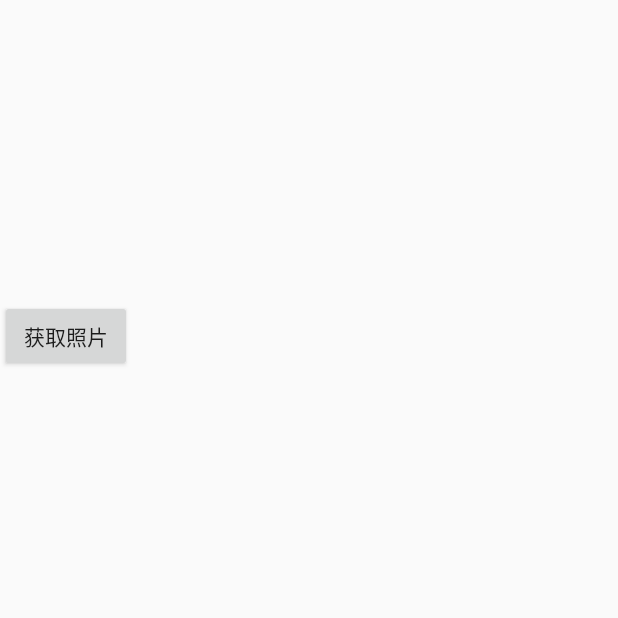
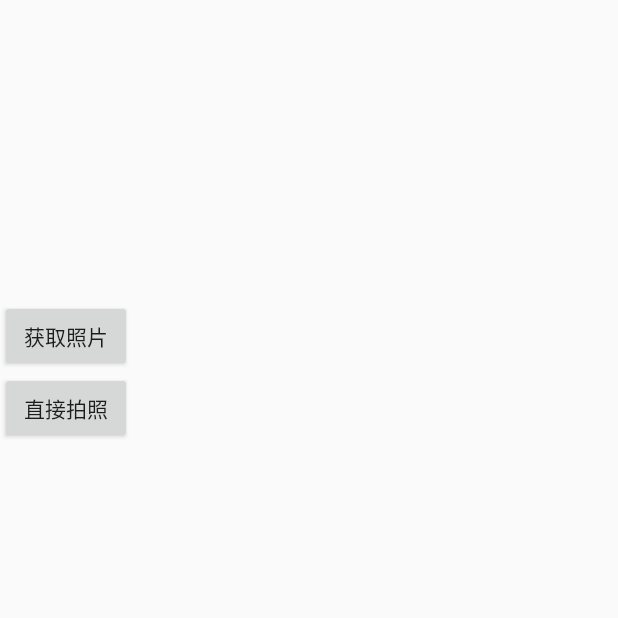
Before and after one commit to GuchaoGit/mytest, an Android app: the ImagePickerTest screen opened directly, with no data from a screen before it, on a phone screen of 412 x 824 dp, the top half of it. Run offline under Robolectric (Android 15) with nearby library versions, the phone set to English and light mode, and no system bars; libraries missing offline, so code that uses them is left out: com.mylhyl.acp; 1 statement that could not run was skipped.

Commit message:
ImagePicker 优化

```diff
--- a/app/src/main/res/layout/aty_imagepicker_test.xml
+++ b/app/src/main/res/layout/aty_imagepicker_test.xml
@@ -16,4 +16,11 @@
         android:text="获取照片"
         />
 
+    <Button
+        android:id="@+id/btn_imagepickertest_take_pic"
+        android:layout_width="wrap_content"
+        android:layout_height="wrap_content"
+        android:layout_below="@+id/btn_imagepickertest"
+        android:text="直接拍照" />
+
 </RelativeLayout>
```
Also changed, not shown: app/src/main/java/com/example/hardcattle/Utils/GlideImageLoader.java (+15 -4 lines), app/src/main/java/com/example/hardcattle/myapplication/ImagePickerTest.java (+27 -2 lines), imagepicker/src/main/java/com/lzy/imagepicker/ui/ImagePreviewDelActivity.java (+7 -1 lines).
